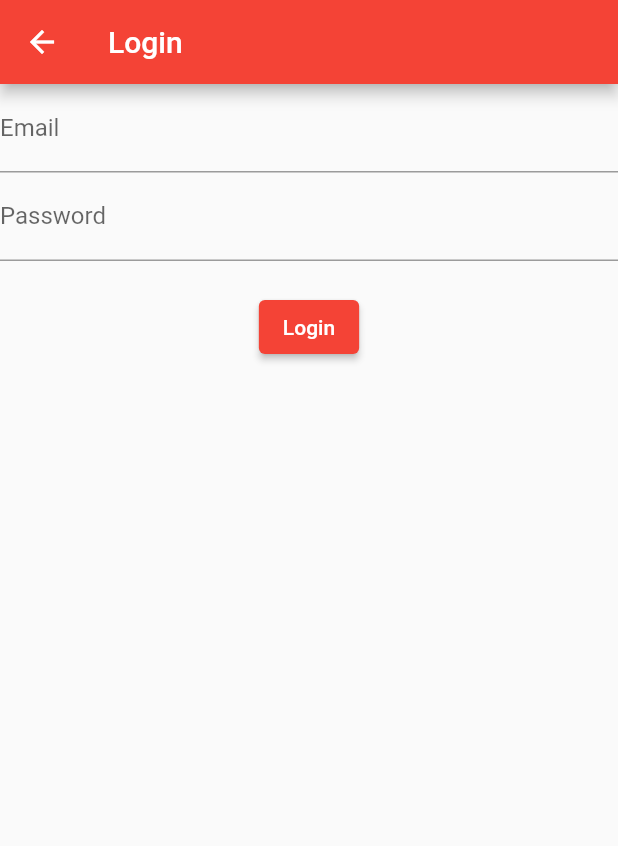
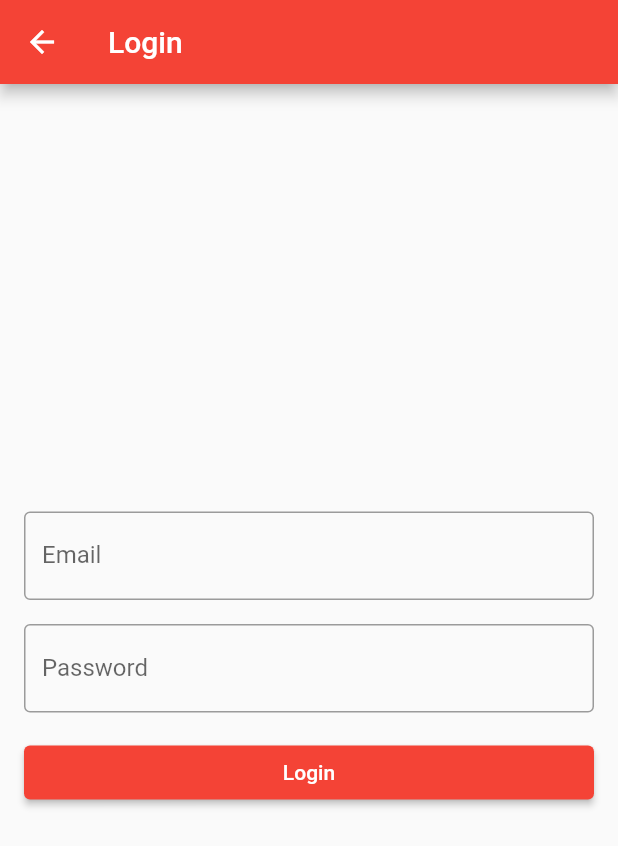
Before and after one commit to SharleenKabiru/aPNS, a Flutter app: the screen it shows after launch, after a tap on "Login", on a phone screen of 412 x 824 dp. Shown: the top 846 px of the screen. Run offline on Flutter 3.47's test engine with Material 2 defaults, Android fonts, the phone set to English and light mode, and no system bars; our stand-ins replace firebase_auth, firebase_core, firebase_database, fluttertoast; accounts and stored records are empty.

Commit message:
initial commit

```diff
--- a/lib/views/loginview.dart
+++ b/lib/views/loginview.dart
@@ -1,7 +1,9 @@
+import 'package:assisted_pns/views/patients_list.dart';
 import 'package:flutter/material.dart';
 import 'package:fluttertoast/fluttertoast.dart';
 import 'package:firebase_auth/firebase_auth.dart';
-import 'package:assisted_pns/auth_service.dart';
+
+import '../auth_service.dart';
 
 class LoginPage extends StatefulWidget {
   @override
@@ -9,70 +11,28 @@ class LoginPage extends StatefulWidget {
 }
 
 class _LoginPageState extends State<LoginPage> {
-  final _formKey = GlobalKey<FormState>();
-  late String _email, _password;
+  final GlobalKey<FormState> _formKey = GlobalKey<FormState>();
+  final TextEditingController _emailController = TextEditingController();
+  final TextEditingController _passwordController = TextEditingController();
+  final AuthService _authService = AuthService();
 
-  @override
-  Widget build(BuildContext context) {
-    return Scaffold(
-      appBar: AppBar(
-        title: Text("Login"),
-      ),
-      body: Form(
-        key: _formKey,
-        child: Column(
-          crossAxisAlignment: CrossAxisAlignment.start,
-          children: [
-            TextFormField(
-              decoration: InputDecoration(labelText: "Email"),
-              validator: (value) {
-                if (value?.isEmpty == true) {
-                  return "Please enter the email";
-                }
-                return null;
-              },
-              onSaved: (value) {
-                _email = value!;
-              },
-            ),
-            TextFormField(
-              decoration: InputDecoration(labelText: "Password"),
-              obscureText: true,
-              validator: (value) {
-                if (value?.isEmpty == true) {
-                  return "Please enter the password";
-                }
-                return null;
-              },
-              onSaved: (value) {
-                _password = value!;
-              },
-            ),
-            SizedBox(height: 20),
-            Center(
-              child: ElevatedButton(
-                onPressed: () {
-                  if (_formKey.currentState?.validate() == true) {
-                    _formKey.currentState?.save();
-                    signIn();
-                  }
-                },
-                child: Text("Login"),
-              ),
-            ),
-          ],
-        ),
-      ),
-    );
-  }
+  bool _isLoading = false;
 
-  void signIn() async {
-    AuthService auth = AuthService();
+  void _onLoginPressed() async {
+    setState(() {
+      _isLoading = true;
+    });
     UserCredential? userCredential =
-    await auth.signInWithEmailAndPassword(_email, _password);
+    await _authService.signInWithEmailAndPassword(
+        _emailController.text, _passwordController.text);
+    setState(() {
+      _isLoading = false;
+    });
     if (userCredential != null) {
-      showToast("Login successful");
-      Navigator.pop(context);
+      Navigator.pushReplacement(
+        context,
+        MaterialPageRoute(builder: (context) => PatientslistPage()),
+      );
     } else {
       showToast("Login failed");
     }
@@ -82,11 +42,75 @@ class _LoginPageState extends State<LoginPage> {
     Fluttertoast.showToast(
       msg: message,
       toastLength: Toast.LENGTH_SHORT,
-      gravity: ToastGravity.CENTER,
+      gravity: ToastGravity.BOTTOM,
       timeInSecForIosWeb: 1,
       backgroundColor: Colors.grey[600],
       textColor: Colors.white,
       fontSize: 16.0,
     );
   }
+
+  @override
+  Widget build(BuildContext context) {
+    return Scaffold(
+      appBar: AppBar(
+        title: Text("Login"),
+      ),
+      body: Center(
+        child: _isLoading
+            ? CircularProgressIndicator()
+            : SingleChildScrollView(
+          child: Container(
+            padding: EdgeInsets.all(16.0),
+            child: Form(
+              key: _formKey,
+              child: Column(
+                crossAxisAlignment: CrossAxisAlignment.stretch,
+                children: <Widget>[
+                  TextFormField(
+                    controller: _emailController,
+                    keyboardType: TextInputType.emailAddress,
+                    decoration: InputDecoration(
+                      labelText: "Email",
+                      border: OutlineInputBorder(),
+                    ),
+                    validator: (value) {
+                      if (value?.isEmpty == true) {
+                        return "Email is required";
+                      }
+                      return null;
+                    },
+                  ),
+                  SizedBox(height: 16.0),
+                  TextFormField(
+                    controller: _passwordController,
+                    obscureText: true,
+                    decoration: InputDecoration(
+                      labelText: "Password",
+                      border: OutlineInputBorder(),
+                    ),
+                    validator: (value) {
+                      if (value?.isEmpty == true) {
+                        return "Password is required";
+                      }
+                      return null;
+                    },
+                  ),
+                  SizedBox(height: 16.0),
+                  ElevatedButton(
+                    child: Text("Login"),
+                    onPressed: () {
+                      if (_formKey.currentState?.validate() == true) {
+                        _onLoginPressed();
+                      }
+                    },
+                  ),
+                ],
+              ),
+            ),
+          ),
+        ),
+      ),
+    );
+  }
 }
--- a/lib/views/patients.dart
+++ b/lib/views/patients.dart
@@ -88,7 +88,7 @@ class _PatientsPageState extends State<PatientsPage> {
 
   void savePatientInfo() {
     DatabaseReference patientRef =
-    FirebaseDatabase.instance.reference().child("patients").push();
+    FirebaseDatabase.instance.ref().child("patients").push();
     Map patientInfo = {
       "id": _id,
       "name": _name,
```
Also changed, not shown: lib/views/patients_list.dart (added, +57 -0 lines), lib/views/registerview.dart (+24 -26 lines).
